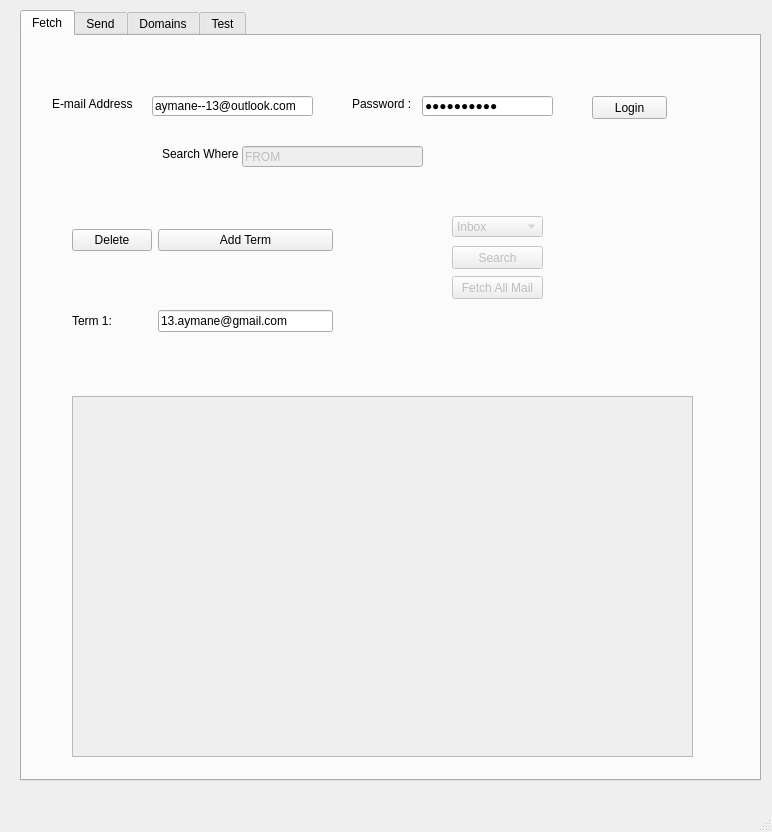
Above: mail2.ui from 13-aymane/py-mail before the change. Below: the same form after it.
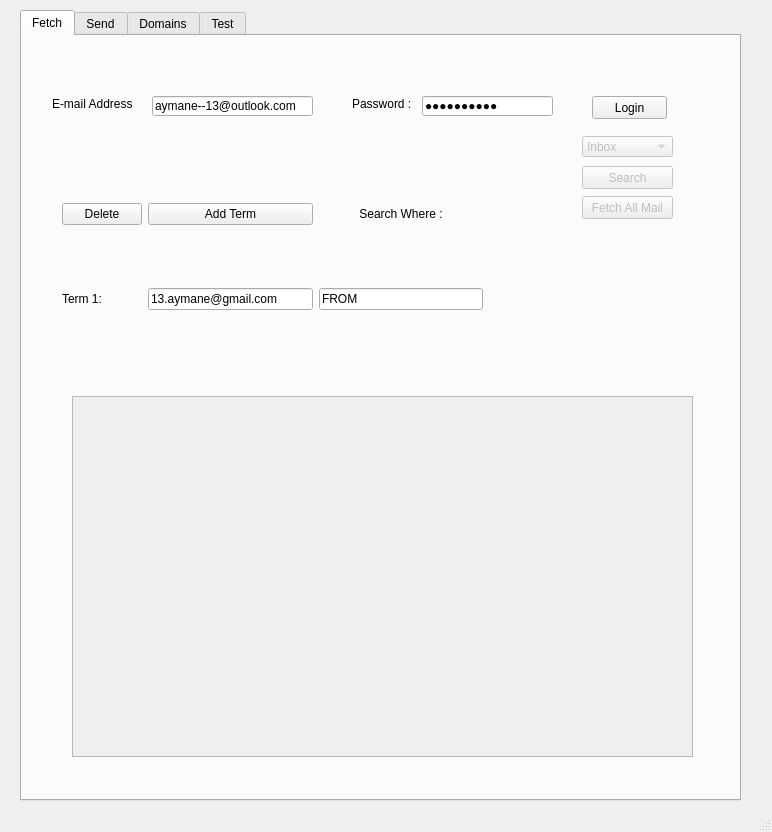
That is the form after the change.

What changed in the file:
```diff
--- a/mail2.ui
+++ b/mail2.ui
@@ -19,8 +19,8 @@
      <rect>
       <x>20</x>
       <y>10</y>
-      <width>741</width>
-      <height>771</height>
+      <width>721</width>
+      <height>791</height>
      </rect>
     </property>
     <property name="currentIndex">
@@ -36,8 +36,8 @@
       </property>
       <property name="geometry">
        <rect>
-        <x>430</x>
-        <y>240</y>
+        <x>560</x>
+        <y>160</y>
         <width>91</width>
         <height>23</height>
        </rect>
@@ -65,8 +65,8 @@
       </property>
       <property name="geometry">
        <rect>
-        <x>430</x>
-        <y>180</y>
+        <x>560</x>
+        <y>100</y>
         <width>91</width>
         <height>21</height>
        </rect>
@@ -150,27 +150,14 @@
        <string>Login</string>
       </property>
      </widget>
-     <widget class="QLabel" name="label_email_2">
-      <property name="geometry">
-       <rect>
-        <x>140</x>
-        <y>110</y>
-        <width>81</width>
-        <height>16</height>
-       </rect>
-      </property>
-      <property name="text">
-       <string>Search Where :</string>
-      </property>
-     </widget>
      <widget class="QPushButton" name="searchButton">
       <property name="enabled">
        <bool>false</bool>
       </property>
       <property name="geometry">
        <rect>
-        <x>430</x>
-        <y>210</y>
+        <x>560</x>
+        <y>130</y>
         <width>91</width>
         <height>23</height>
        </rect>
@@ -179,42 +166,19 @@
        <string>Search</string>
       </property>
      </widget>
-     <widget class="QLineEdit" name="termField_2">
-      <property name="enabled">
-       <bool>false</bool>
-      </property>
-      <property name="geometry">
-       <rect>
-        <x>220</x>
-        <y>110</y>
-        <width>181</width>
-        <height>21</height>
-       </rect>
-      </property>
-      <property name="text">
-       <string>FROM</string>
-      </property>
-     </widget>
      <widget class="QWidget" name="gridLayoutWidget">
       <property name="geometry">
        <rect>
-        <x>50</x>
-        <y>140</y>
-        <width>261</width>
-        <height>211</height>
+        <x>40</x>
+        <y>110</y>
+        <width>421</width>
+        <height>221</height>
        </rect>
       </property>
       <layout class="QGridLayout" name="gridLayout">
        <property name="sizeConstraint">
         <enum>QLayout::SetNoConstraint</enum>
        </property>
-       <item row="0" column="0">
-        <widget class="QPushButton" name="remove_termButton">
-         <property name="text">
-          <string>Delete</string>
-         </property>
-        </widget>
-       </item>
        <item row="0" column="1">
         <widget class="QPushButton" name="add_termButton">
          <property name="enabled">
@@ -225,6 +189,23 @@
          </property>
         </widget>
        </item>
+       <item row="0" column="0">
+        <widget class="QPushButton" name="remove_termButton">
+         <property name="text">
+          <string>Delete</string>
+         </property>
+        </widget>
+       </item>
+       <item row="0" column="2">
+        <widget class="QLabel" name="label_email_2">
+         <property name="text">
+          <string>Search Where :</string>
+         </property>
+         <property name="alignment">
+          <set>Qt::AlignCenter</set>
+         </property>
+        </widget>
+       </item>
        <item row="1" column="0">
         <widget class="QLabel" name="label_email_3">
          <property name="text">
@@ -233,7 +214,7 @@
         </widget>
        </item>
        <item row="1" column="1">
-        <widget class="QLineEdit" name="termField">
+        <widget class="QLineEdit" name="termForm">
          <property name="enabled">
           <bool>true</bool>
          </property>
@@ -242,6 +223,16 @@
          </property>
         </widget>
        </item>
+       <item row="1" column="2">
+        <widget class="QLineEdit" name="whereForm">
+         <property name="enabled">
+          <bool>true</bool>
+         </property>
+         <property name="text">
+          <string>FROM</string>
+         </property>
+        </widget>
+       </item>
       </layout>
      </widget>
     </widget>
```
